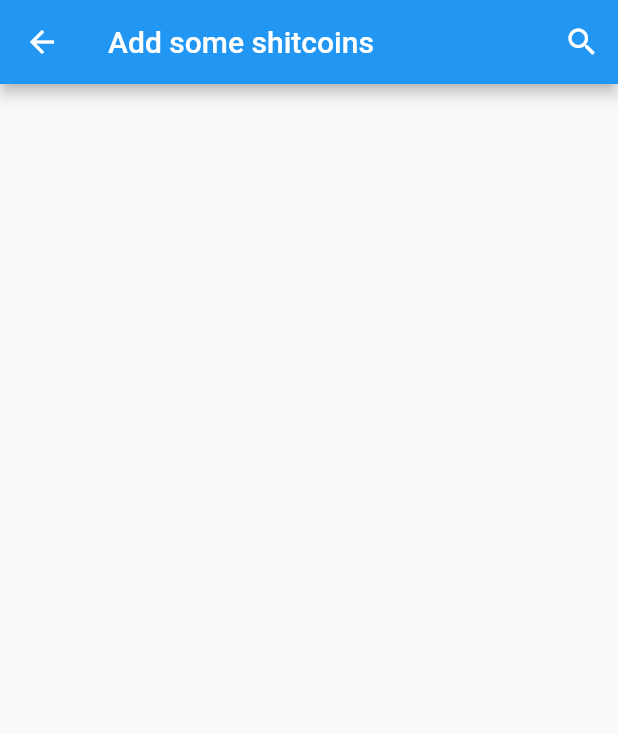
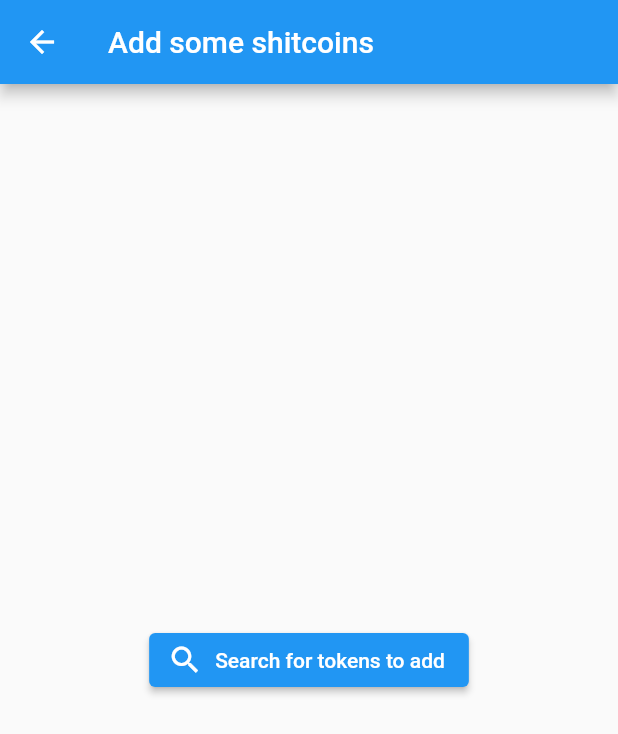
Before and after one commit to maciejjagodzinski/rektometer, a Flutter app: the screen it shows once a user with an empty profile is signed in, item 2 of the bottom bar chosen, after a tap on the "add" icon, on a phone screen of 412 x 824 dp. Shown: the top 734 px of the screen. Run offline on Flutter 3.47's test engine with Material 2 defaults, Android fonts, the phone set to English and light mode, and no system bars; our stand-ins replace bloc, cloud_firestore, dio, firebase_auth, firebase_core, flutter_bloc; accounts and stored records are empty; network calls fail.

Commit message:
Implement adding tokens to portfolio

```diff
--- a/lib/app/add/add_token_page.dart
+++ b/lib/app/add/add_token_page.dart
@@ -17,51 +17,51 @@ class AddTokenPage extends StatefulWidget {
 }
 
 class _AddTokenPageState extends State<AddTokenPage> {
+  var addTokenId = '';
+
   @override
   Widget build(BuildContext context) {
     return Scaffold(
       appBar: AppBar(
         title: const Text('Add some shitcoins'),
-        actions: [
-          BlocProvider(
-            create: (context) => AddTokenCubit(
-                TokenListRepository(TokenListRemoteDataSource()),
-                InvestmentsRepository(InvestmentsRemoteDataSource()))
-              ..start(),
-            child: BlocBuilder<AddTokenCubit, AddTokenState>(
-              builder: (context, state) {
-                final tokenList = state.tokenList;
-                return IconButton(
-                  onPressed: () {
-                    showSearch(
-                        context: context,
-                        delegate: CustomSearchDelegate(tokenList));
-                  },
-                  icon: const Icon(Icons.search),
-                );
-              },
-            ),
-          )
-        ],
       ),
       body: BlocProvider(
         create: (context) => AddTokenCubit(
-            TokenListRepository(TokenListRemoteDataSource()),
-            InvestmentsRepository(InvestmentsRemoteDataSource()))
-          ..start(),
+          TokenListRepository(TokenListRemoteDataSource()),
+          InvestmentsRepository(InvestmentsRemoteDataSource()),
+        )..start(),
         child: BlocBuilder<AddTokenCubit, AddTokenState>(
           builder: (context, state) {
-            final tokenListModels = state.tokenList;
+            final tokenList = state.tokenList;
             return Center(
-                child: ListView(
-              children: [
-                for (final tokenListModel in tokenListModels) ...[
-                  Text(tokenListModel.name),
-                  Text(tokenListModel.id),
-                  Text(tokenListModel.symbol),
-                ]
-              ],
-            ));
+              child: Column(
+                mainAxisAlignment: MainAxisAlignment.center,
+                children: [
+                  ElevatedButton.icon(
+                    onPressed: () async {
+                      final searchResult = await showSearch(
+                          context: context,
+                          delegate: SearchTokenModelDelegate(tokenList));
+                      setState(() {
+                        addTokenId = searchResult;
+                      });
+                    },
+                    icon: const Icon(Icons.search),
+                    label: const Text("Search for tokens to add"),
+                  ),
+                  addTokenId == ''
+                      ? Container()
+                      : ElevatedButton.icon(
+                          onPressed: () {
+                            context
+                                .read<AddTokenCubit>()
+                                .addToken(id: addTokenId);
+                          },
+                          icon: const Icon(Icons.add),
+                          label: Text(addTokenId))
+                ],
+              ),
+            );
           },
         ),
       ),
@@ -69,8 +69,8 @@ class _AddTokenPageState extends State<AddTokenPage> {
   }
 }
 
-class CustomSearchDelegate extends SearchDelegate {
-  CustomSearchDelegate(this.tokenList);
+class SearchTokenModelDelegate extends SearchDelegate {
+  SearchTokenModelDelegate(this.tokenList);
 
   final List<TokenListModel> tokenList;
 
@@ -89,24 +89,33 @@ class CustomSearchDelegate extends SearchDelegate {
   Widget buildLeading(BuildContext context) {
     return IconButton(
         onPressed: () {
-          close(context, null);
+          close(context, query);
         },
         icon: const Icon(Icons.arrow_back));
   }
 
   @override
-  Widget buildResults(BuildContext context) => Center(
-        child: Padding(
-          padding: const EdgeInsets.symmetric(
-            vertical: 20.0,
-            horizontal: 20.0,
-          ),
-          child: Text(
-            query,
-            style: const TextStyle(fontSize: 30),
-          ),
-        ),
-      );
+  Widget buildResults(BuildContext context) {
+    List<String> matchQuery = [];
+    for (final token in tokenList) {
+      if (token.name.toLowerCase() == (query.toLowerCase())) {
+        matchQuery.add(token.id);
+      }
+    }
+    return ListView.builder(
+        itemCount: matchQuery.length,
+        itemBuilder: (context, index) {
+          final result = matchQuery[index];
+          return ListTile(
+            tileColor: Colors.blueGrey[200],
+            title: Text(query),
+            subtitle: Text(result),
+            onTap: () {
+              close(context, result);
+            },
+          );
+        });
+  }
 
   @override
   Widget buildSuggestions(BuildContext context) {
--- a/lib/app/add/cubit/add_token_cubit.dart
+++ b/lib/app/add/cubit/add_token_cubit.dart
@@ -9,7 +9,7 @@ part 'add_token_state.dart';
 class AddTokenCubit extends Cubit<AddTokenState> {
   AddTokenCubit(this._tokenListRepository, this._investmentsRepository)
       : super(const AddTokenState(
-            tokenList: [], isLoading: false, errorMessage: ''));
+            addTokenId: '', tokenList: [], isLoading: false, errorMessage: ''));
 
   final TokenListRepository _tokenListRepository;
   final InvestmentsRepository _investmentsRepository;
@@ -17,15 +17,17 @@ class AddTokenCubit extends Cubit<AddTokenState> {
   Future<void> start() async {
     final tokenList = await _tokenListRepository.getTokenListModel();
     {
-      emit(AddTokenState(tokenList: tokenList));
+      emit(AddTokenState(
+          tokenList: tokenList,
+          addTokenId: '',
+          isLoading: false,
+          errorMessage: ''));
     }
   }
 
-  Future<void> addToken(
-      {required String name,
-      required String id,
-      required String symbol}) async {
-    await _investmentsRepository.addTokenToPortfolio(
-        name: name, id: id, symbol: symbol);
+  Future<void> addToken({
+    required String id,
+  }) async {
+    await _investmentsRepository.addTokenToPortfolio(id: id);
   }
 }
--- a/lib/app/add/cubit/add_token_state.dart
+++ b/lib/app/add/cubit/add_token_state.dart
@@ -5,10 +5,12 @@ class AddTokenState {
   final bool isLoading;
   final String errorMessage;
   final List<TokenListModel> tokenList;
+  final String addTokenId;
 
   const AddTokenState({
-    this.isLoading = false,
-    this.errorMessage = '',
-    this.tokenList = const [],
+    required this.isLoading,
+    required this.errorMessage,
+    required this.tokenList,
+    required this.addTokenId,
   });
 }
--- a/lib/app/portfolio/portfolio_page.dart
+++ b/lib/app/portfolio/portfolio_page.dart
@@ -71,7 +71,7 @@ class InvestmentWidget extends StatelessWidget {
     return Column(
       mainAxisAlignment: MainAxisAlignment.center,
       children: [
-        Text(investmentModel.name),
+        Text(investmentModel.tokenId),
       ],
     );
   }
--- a/lib/data/remote_data_sources/investments_remote_data_source.dart
+++ b/lib/data/remote_data_sources/investments_remote_data_source.dart
@@ -30,9 +30,7 @@ class InvestmentsRemoteDataSource {
   }
 
   Future<void> add({
-    required String name,
     required String id,
-    required String symbol,
   }) async {
     final userID = FirebaseAuth.instance.currentUser?.uid;
     {
@@ -41,9 +39,7 @@ class InvestmentsRemoteDataSource {
           .doc(userID)
           .collection('investments')
           .add({
-        'name': name,
         'id': id,
-        'symbol': symbol,
       });
     }
   }
--- a/lib/models/investment_model.dart
+++ b/lib/models/investment_model.dart
@@ -1,13 +1,9 @@
 class InvestmentModel {
   InvestmentModel({
     required this.id,
-    required this.symbol,
-    required this.name,
     required this.tokenId,
   });
 
-  final String symbol;
-  final String name;
   final String tokenId;
   final String id;
 }
```
Also changed, not shown: lib/repositories/investments_repository.dart (+1 -7 lines).
